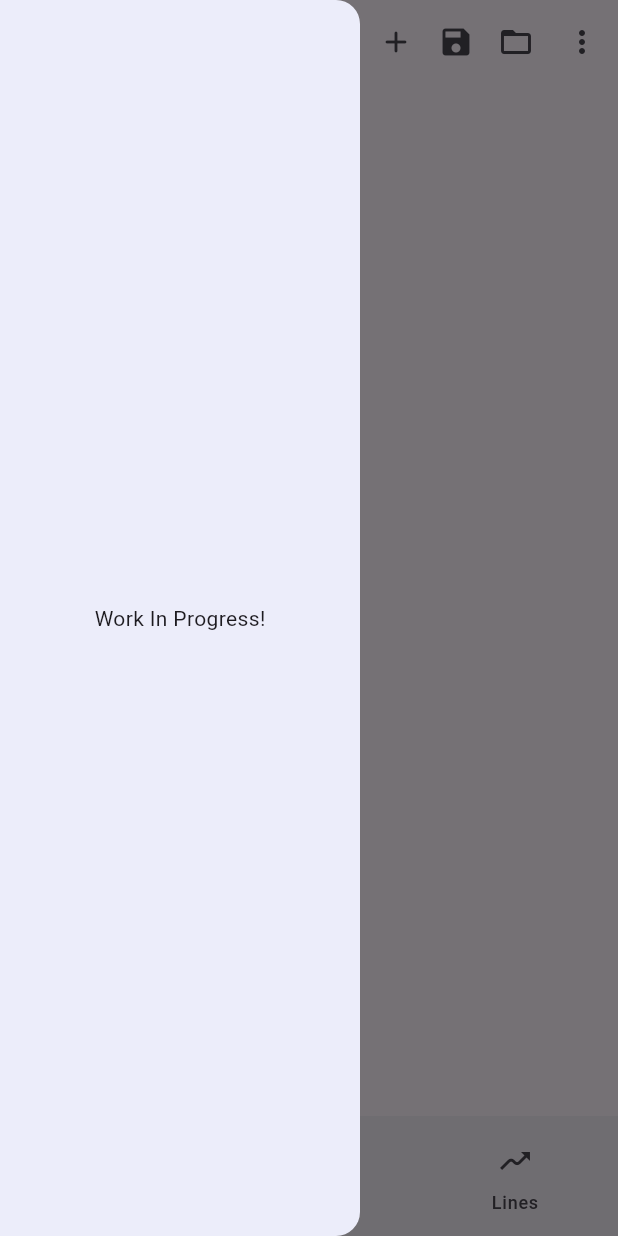
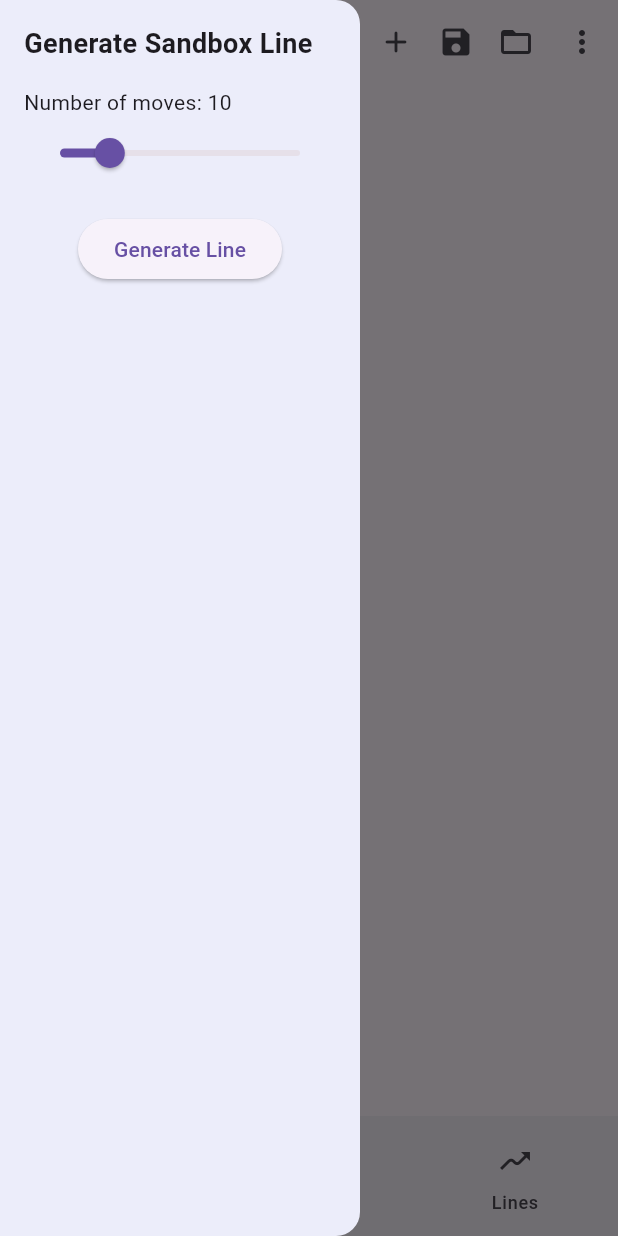
Before and after one commit to fortetude/fortetude, a Flutter app: the screen it shows after launch, with the side drawer open, on a phone screen of 412 x 824 dp. Run offline on Flutter 3.47's test engine with Material 3 defaults, Android fonts, the light colour scheme and no system bars; our stand-ins replace google_fonts, hive, hive_flutter; accounts and stored records are empty.

Commit message:
simple line autogenerate done

```diff
--- a/lib/features/sandbox/screens/sandbox_screen.dart
+++ b/lib/features/sandbox/screens/sandbox_screen.dart
@@ -3,9 +3,11 @@ import 'package:google_fonts/google_fonts.dart';
 import 'package:hive_flutter/hive_flutter.dart';
 import 'package:url_launcher/url_launcher.dart';
 import 'package:flutter/foundation.dart';
+import 'dart:math';
 
 import '../../lines/models/line.dart';
 import '../../moves/models/move.dart';
+import '../widgets/confirm_dialog.dart';
 
 class SandboxScreen extends StatefulWidget {
   final Box<Move> moveBox;
@@ -73,7 +75,10 @@ class _SandboxScreenState extends State<SandboxScreen> {
                 color: Colors.deepPurple,
                 alignment: Alignment.centerLeft,
                 padding: EdgeInsets.symmetric(horizontal: 20),
-                child: Icon(Icons.swap_horizontal_circle_sharp, color: Colors.white),
+                child: Icon(
+                  Icons.swap_horizontal_circle_sharp,
+                  color: Colors.white,
+                ),
               ),
               secondaryBackground: Container(
                 color: Colors.red,
@@ -190,14 +195,92 @@ Future<void> reorderSandbox(
 }
 
 class SandBoxAutoDrawer extends StatelessWidget {
-  const SandBoxAutoDrawer({super.key});
+  final Box<Move> moveBox;
+  final Box<int> sandBox;
+  const SandBoxAutoDrawer({
+    super.key,
+    required this.moveBox,
+    required this.sandBox,
+  });
 
   @override
   Widget build(BuildContext context) {
+    int moveCount = 10;
     return Drawer(
       surfaceTintColor: Colors.blue,
       width: 240,
-      child: Center(child: Text("Work In Progress!")),
+      child: Padding(
+        padding: const EdgeInsets.all(16.0),
+        child: Column(
+          crossAxisAlignment: CrossAxisAlignment.start,
+          children: [
+            const Text(
+              "Generate Sandbox Line",
+              style: TextStyle(fontSize: 18, fontWeight: FontWeight.bold),
+            ),
+            const SizedBox(height: 16),
+
+            // Slider to pick number of moves
+            Text("Number of moves: $moveCount"),
+            StatefulBuilder(
+              builder: (context, setState) {
+                return Slider(
+                  value: moveCount.toDouble(),
+                  min: 0,
+                  max: 50,
+                  divisions: 50,
+                  label: moveCount.toString(),
+                  onChanged: (value) {
+                    setState(() => moveCount = value.toInt());
+                  },
+                );
+              },
+            ),
+
+            const SizedBox(height: 16),
+
+            // Generate button
+            Center(
+              child: ElevatedButton(
+                onPressed: () async {
+
+                  final rand = Random();
+
+                  // Generate a line (List<int>) with random moves
+                  List<int> generatedLine = List.generate(
+                    moveCount,
+                    (index) => rand.nextInt(moveBox.length), // replace with random or logic
+                  );
+
+                  // Overwrite sandbox
+                  bool? result;
+                  // overwrite dialog
+                  if (sandBox.length > 0) {
+                    result = await confirmOverwriteSandbox(
+                      context: context,
+                      length: sandBox.length,
+                    );
+                  }
+
+                  if (sandBox.length > 0 && result == null) {
+                    return; // nop
+                    // overwrite
+                  } else if (sandBox.length > 0 && result == true) {
+                    await sandBox.clear();
+                  }
+
+                  // add moves
+                  await sandBox.addAll(generatedLine);
+
+                  // Optional: close drawer
+                  Navigator.of(context).pop();
+                },
+                child: const Text("Generate Line"),
+              ),
+            ),
+          ],
+        ),
+      ),
     );
   }
 }
--- a/lib/main.dart
+++ b/lib/main.dart
@@ -252,7 +252,7 @@ class _FortetudeAppState extends State<FortetudeApp> {
           onSortChanged: (v) => setState(() => sortType = v),
         );
       case 1:
-        return SandBoxAutoDrawer();
+        return SandBoxAutoDrawer(moveBox: widget.moveBox, sandBox: widget.sandBox);
       default:
         return LineDrawer(selectedLine: _selectedLine, moveBox: widget.moveBox);
     }
```
